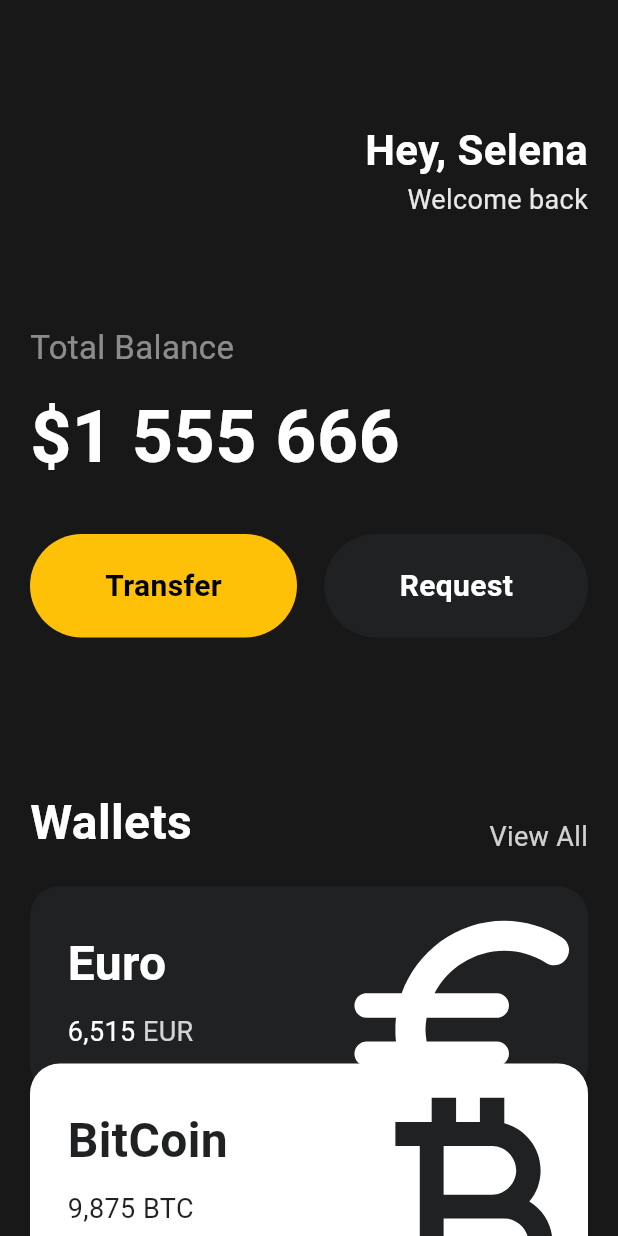
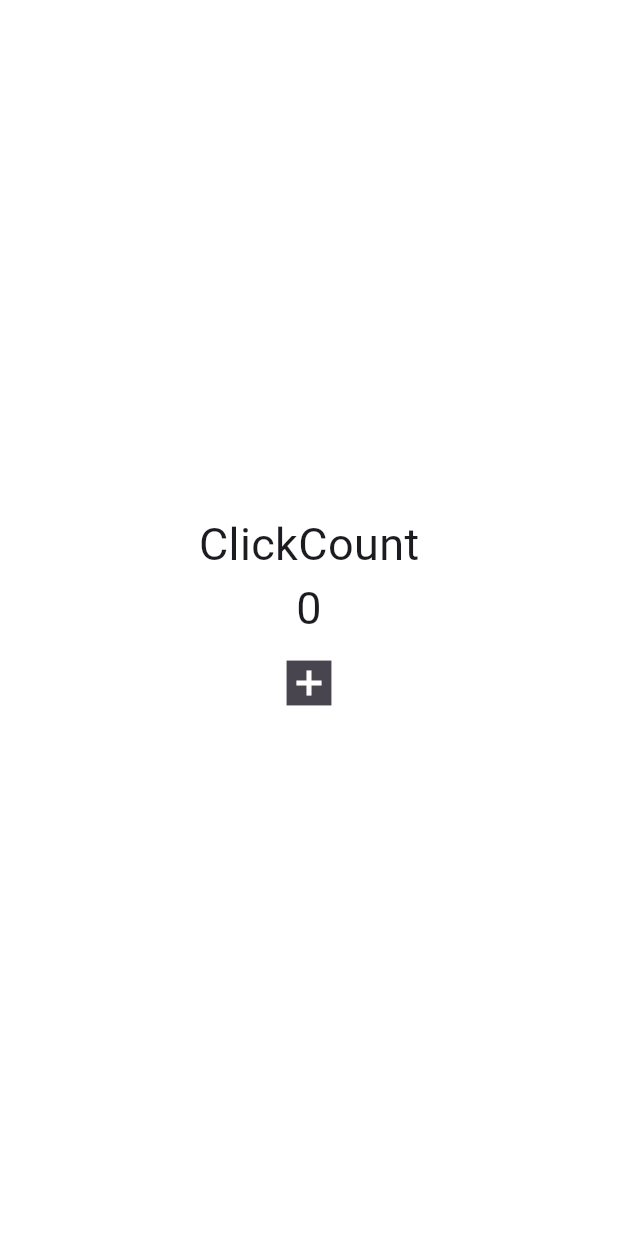
Before and after one commit to hyejj19/toonflix_flutter, a Flutter app: the screen it shows after launch, on a phone screen of 412 x 824 dp. Run offline on Flutter 3.47's test engine with Material 3 defaults, Android fonts, the phone set to English and light mode, and no system bars.

Commit message:
add: stateful widget

```diff
--- a/lib/main.dart
+++ b/lib/main.dart
@@ -1,3 +1,5 @@
+import 'dart:math';
+
 import 'package:flutter/material.dart';
 import 'package:toonflix/widget/button.dart';
 import 'package:toonflix/widget/currency_card.dart';
@@ -6,131 +8,48 @@ void main() {
   runApp(const App());
 }
 
-class App extends StatelessWidget {
+class App extends StatefulWidget {
   const App({super.key});
+
+  @override
+  State<App> createState() => _AppState();
+}
+
+class _AppState extends State<App> {
+  int counter = 0;
+
+  void onClicked() {
+    setState(() {
+      counter = counter + 1;
+    });
+  }
 
   @override
   Widget build(BuildContext context) {
     return MaterialApp(
         home: Scaffold(
-      backgroundColor: const Color(0xFF181818),
-      body: SingleChildScrollView(
-        child: Padding(
-            padding: const EdgeInsets.symmetric(horizontal: 20),
+      backgroundColor: Colors.white,
+      body: Center(
         child: Column(
-              crossAxisAlignment: CrossAxisAlignment.start,
-              children: [
-                const SizedBox(
-                  height: 80,
-                ),
-                Row(
-                  mainAxisAlignment: MainAxisAlignment.end,
-                  children: [
-                    Column(
-                      crossAxisAlignment: CrossAxisAlignment.end,
+          mainAxisAlignment: MainAxisAlignment.center,
           children: [
             const Text(
-                          'Hey, Selena',
-                          style: TextStyle(
-                              color: Colors.white,
-                              fontSize: 28,
-                              fontWeight: FontWeight.bold),
+              'ClickCount',
+              style: TextStyle(fontSize: 30),
             ),
             Text(
-                          'Welcome back',
-                          style: TextStyle(
-                              color: Colors.white.withOpacity(0.9),
-                              fontSize: 18),
+              '$counter',
+              style: const TextStyle(fontSize: 30),
             ),
-                      ],
+            IconButton(
+              onPressed: onClicked,
+              iconSize: 40,
+              icon: const Icon(
+                Icons.add_box_sharp,
+              ),
             )
           ],
         ),
-                const SizedBox(
-                  height: 70,
-                ),
-                Text(
-                  'Total Balance',
-                  style: TextStyle(
-                      fontSize: 22, color: Colors.white.withOpacity(0.5)),
-                ),
-                const SizedBox(
-                  height: 10,
-                ),
-                const Text(
-                  '\$1 555 666',
-                  style: TextStyle(
-                      fontSize: 48,
-                      color: Colors.white,
-                      fontWeight: FontWeight.bold),
-                ),
-                const SizedBox(
-                  height: 30,
-                ),
-                const Row(
-                  mainAxisAlignment: MainAxisAlignment.spaceBetween,
-                  children: [
-                    Button(
-                        text: 'Transfer',
-                        bgColor: Colors.amber,
-                        textColor: Colors.black),
-                    Button(
-                        text: 'Request',
-                        bgColor: Color(0xFF1F2123),
-                        textColor: Colors.white)
-                  ],
-                ),
-                const SizedBox(
-                  height: 100,
-                ),
-                Row(
-                  mainAxisAlignment: MainAxisAlignment.spaceBetween,
-                  crossAxisAlignment: CrossAxisAlignment.end,
-                  children: [
-                    const Text(
-                      'Wallets',
-                      style: TextStyle(
-                          fontSize: 32,
-                          color: Colors.white,
-                          fontWeight: FontWeight.bold),
-                    ),
-                    Text(
-                      'View All',
-                      style: TextStyle(
-                        fontSize: 18,
-                        color: Colors.white.withOpacity(0.8),
-                      ),
-                    ),
-                  ],
-                ),
-                const SizedBox(
-                  height: 20,
-                ),
-                const CurrencyCard(
-                    curName: 'Euro',
-                    amount: '6,515',
-                    curCode: 'EUR',
-                    icon: Icons.euro_rounded,
-                    isInverted: false,
-                    order: 1),
-                const CurrencyCard(
-                  curName: 'BitCoin',
-                  amount: '9,875',
-                  curCode: 'BTC',
-                  icon: Icons.currency_bitcoin_outlined,
-                  isInverted: true,
-                  order: 2,
-                ),
-                const CurrencyCard(
-                  curName: 'Dollor',
-                  amount: '5',
-                  curCode: 'USD',
-                  icon: Icons.attach_money_outlined,
-                  isInverted: false,
-                  order: 3,
-                ),
-              ],
-            )),
       ),
     ));
   }
```
Lines whose indentation alone changed are shown as unchanged.
